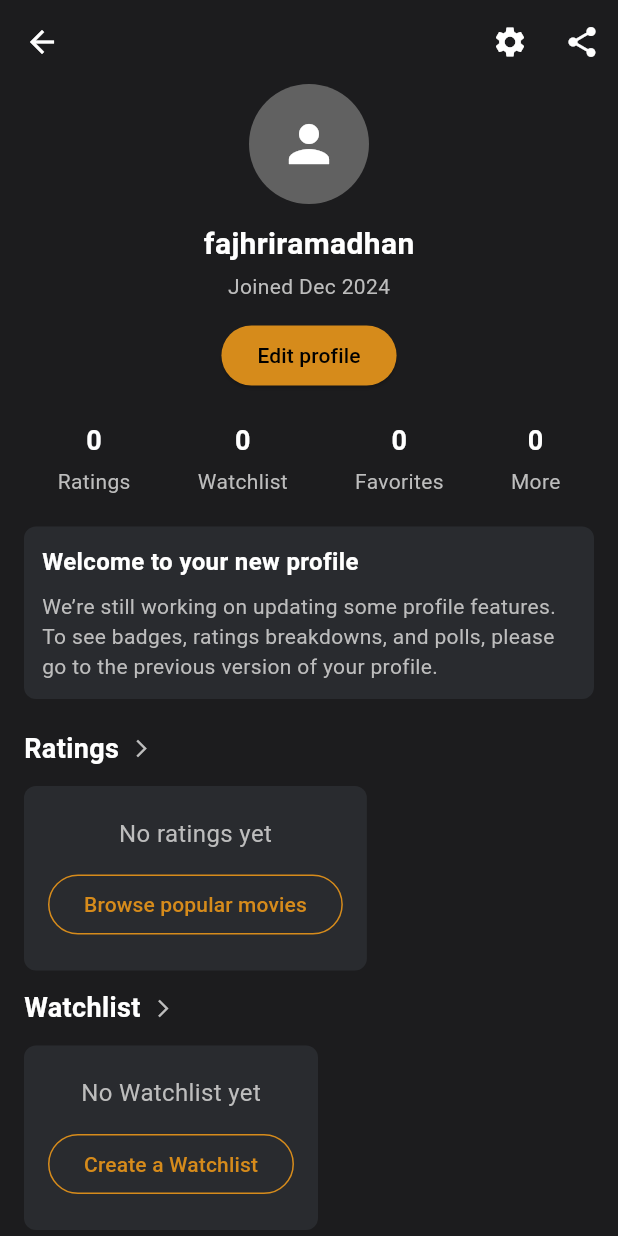
After one commit to malvinrey/flicknextv2, a Flutter app: the screen it shows after launch, after a tap on the "person" icon, on a phone screen of 412 x 824 dp. The commit adds this screen. Run offline on Flutter 3.47's test engine with Material 3 defaults, Android fonts, the light colour scheme and no system bars; our stand-ins replace cached_network_image, font_awesome_flutter, video_player; network calls fail.

Commit message:
Update Halaman Profil

```diff
--- a/lib/main.dart
+++ b/lib/main.dart
@@ -3,12 +3,14 @@ import 'package:flutter_web_plugins/flutter_web_plugins.dart';
 
 import 'pages/login_page.dart';
 import 'pages/home_page.dart';
-import 'pages/sign_in_screen.dart';
+import 'pages/sign_up_screen.dart';
 import 'pages/reset_password.dart';
 import 'pages/lupa_password.dart';
 import 'pages/cobacoba.dart';
 import 'pages/video_test.dart';
 import 'pages/watchlist_page.dart';
+import 'pages/profile_page.dart';  // Tambahkan import untuk ProfilePage
+
 
 void main() {
   // Pastikan PathUrlStrategy digunakan agar URL bisa berfungsi dengan benar di web
@@ -37,6 +39,8 @@ class MyApp extends StatelessWidget {
         '/cobacoba': (context) => Cobacoba(),
         '/videotest': (context) => VideoTestApp(),
         '/watchlist': (context) => WatchlistPage(), // Rute untuk WatchlistPage
+        '/profile': (context) => ProfilePage(), // Rute untuk halaman profil
+
       },
     );
   }
--- a/lib/pages/login_page.dart
+++ b/lib/pages/login_page.dart
@@ -15,7 +15,7 @@ class LoginPage extends StatelessWidget {
           children: [
             TextField(
               decoration: InputDecoration(
-                labelText: 'Username',
+                labelText: 'Email',
                 border: OutlineInputBorder(),
               ),
             ),
--- /dev/null
+++ b/lib/pages/profile_page.dart
@@ -0,0 +1,240 @@
+import 'package:flutter/material.dart';
+
+class ProfilePage extends StatelessWidget {
+  @override
+  Widget build(BuildContext context) {
+    return Scaffold(
+      backgroundColor: Color(0xFF1C1C1E), // Latar belakang gelap
+      appBar: AppBar(
+        backgroundColor: Color(0xFF1C1C1E), // Sama dengan latar belakang
+        elevation: 0, // Hilangkan bayangan
+        leading: IconButton(
+          icon: Icon(Icons.arrow_back, color: Colors.white),
+          onPressed: () {
+            Navigator.pop(context); // Navigasi kembali
+          },
+        ),
+        actions: [
+          IconButton(
+            icon: Icon(Icons.settings, color: Colors.white),
+            onPressed: () {
+              // Tambahkan fungsi pengaturan
+            },
+          ),
+          IconButton(
+            icon: Icon(Icons.share, color: Colors.white),
+            onPressed: () {
+              // Tambahkan fungsi share
+            },
+          ),
+        ],
+      ),
+      body: SingleChildScrollView(
+        child: Column(
+          crossAxisAlignment: CrossAxisAlignment.start,
+          children: [
+            // Bagian atas: Foto profil, nama, dan tombol edit
+            Center(
+              child: Column(
+                children: [
+                  CircleAvatar(
+                    radius: 40,
+                    backgroundColor: Colors.grey[700],
+                    child: Icon(Icons.person, size: 40, color: Colors.white),
+                  ),
+                  SizedBox(height: 12),
+                  Text(
+                    'fajhriramadhan',
+                    style: TextStyle(
+                      color: Colors.white,
+                      fontSize: 20,
+                      fontWeight: FontWeight.bold,
+                    ),
+                  ),
+                  SizedBox(height: 4),
+                  Text(
+                    'Joined Dec 2024',
+                    style: TextStyle(
+                      color: Colors.grey[400],
+                      fontSize: 14,
+                    ),
+                  ),
+                  SizedBox(height: 12),
+                  ElevatedButton(
+                    style: ElevatedButton.styleFrom(
+                      backgroundColor: const Color.fromARGB(255, 214, 139, 27), // Warna latar belakang tombol
+                      foregroundColor: Colors.black, // Warna teks tombol
+                      shape: RoundedRectangleBorder(
+                        borderRadius: BorderRadius.circular(20), // Bentuk tombol
+                      ),
+                    ),
+                    onPressed: () {
+                      // Tambahkan fungsi edit profil
+                    },
+                    child: Text('Edit profile'),
+                  ),
+
+                ],
+              ),
+            ),
+
+            SizedBox(height: 20),
+
+            // Statistik Profil (Ratings, Watchlist, Lists, More)
+            Container(
+              padding: EdgeInsets.symmetric(horizontal: 16),
+              child: Row(
+                mainAxisAlignment: MainAxisAlignment.spaceAround,
+                children: [
+                  _buildStatCard('Ratings', '0'),
+                  _buildStatCard('Watchlist', '0'),
+                  _buildStatCard('Favorites', '0'),
+                  _buildStatCard('More', '0'),
+                ],
+              ),
+            ),
+
+            SizedBox(height: 20),
+
+            // Informasi Pesan
+            Container(
+              margin: EdgeInsets.symmetric(horizontal: 16),
+              padding: EdgeInsets.all(12),
+              decoration: BoxDecoration(
+                color: Color(0xFF292B2F),
+                borderRadius: BorderRadius.circular(8),
+              ),
+              child: Column(
+                crossAxisAlignment: CrossAxisAlignment.start,
+                children: [
+                  Text(
+                    'Welcome to your new profile',
+                    style: TextStyle(
+                      color: Colors.white,
+                      fontSize: 16,
+                      fontWeight: FontWeight.bold,
+                    ),
+                  ),
+                  SizedBox(height: 8),
+                  Text(
+                    'We’re still working on updating some profile features. To see badges, ratings breakdowns, and polls, please go to the previous version of your profile.',
+                    style: TextStyle(
+                      color: Colors.grey[400],
+                      fontSize: 14,
+                    ),
+                  ),
+                ],
+              ),
+            ),
+
+            SizedBox(height: 20),
+
+            // Bagian Ratings
+            _buildSectionHeader('Ratings'),
+            _buildEmptySection(
+              title: 'No ratings yet',
+              buttonText: 'Browse popular movies',
+              onPressed: () {
+                // Tambahkan fungsi untuk browse film
+              },
+            ),
+
+            // Bagian Watchlist
+            _buildSectionHeader('Watchlist'),
+            _buildEmptySection(
+              title: 'No Watchlist yet',
+              buttonText: 'Create a Watchlist',
+              onPressed: () {
+                // Tambahkan fungsi untuk membuat watchlist
+              },
+            ),
+          ],
+        ),
+      ),
+    );
+  }
+
+  Widget _buildStatCard(String title, String value) {
+    return Column(
+      children: [
+        Text(
+          value,
+          style: TextStyle(
+            color: Colors.white,
+            fontSize: 18,
+            fontWeight: FontWeight.bold,
+          ),
+        ),
+        SizedBox(height: 4),
+        Text(
+          title,
+          style: TextStyle(
+            color: Colors.grey[400],
+            fontSize: 14,
+          ),
+        ),
+      ],
+    );
+  }
+
+  Widget _buildSectionHeader(String title) {
+    return Padding(
+      padding: const EdgeInsets.symmetric(horizontal: 16),
+      child: Row(
+        children: [
+          Text(
+            title,
+            style: TextStyle(
+              color: Colors.white,
+              fontSize: 18,
+              fontWeight: FontWeight.bold,
+            ),
+          ),
+          SizedBox(width: 8),
+          Icon(Icons.arrow_forward_ios, color: Colors.grey[400], size: 14),
+        ],
+      ),
+    );
+  }
+
+  Widget _buildEmptySection({
+    required String title,
+    required String buttonText,
+    required VoidCallback onPressed,
+  }) {
+    return Container(
+      margin: EdgeInsets.symmetric(horizontal: 16, vertical: 12),
+      padding: EdgeInsets.symmetric(vertical: 20, horizontal: 16),
+      decoration: BoxDecoration(
+        color: Color(0xFF292B2F),
+        borderRadius: BorderRadius.circular(8),
+      ),
+      child: Column(
+        crossAxisAlignment: CrossAxisAlignment.center,
+        children: [
+          Text(
+            title,
+            style: TextStyle(
+              color: Colors.grey[400],
+              fontSize: 16,
+            ),
+          ),
+          SizedBox(height: 12),
+          OutlinedButton(
+            onPressed: onPressed,
+            style: OutlinedButton.styleFrom(
+              side: BorderSide(color: const Color.fromARGB(255, 214, 139, 27)),
+              shape: RoundedRectangleBorder(
+                borderRadius: BorderRadius.circular(20),
+              ),
+            ),
+            child: Text(
+              buttonText,
+              style: TextStyle(color: const Color.fromARGB(255, 214, 139, 27)),
+            ),
+          ),
+        ],
+      ),
+    );
+  }
+}
--- a/lib/widgets/header_main.dart
+++ b/lib/widgets/header_main.dart
@@ -38,7 +38,7 @@ class _HeaderState extends State<Header> {
             ),
             SizedBox(width: 16),
 
-            // Logo
+            // Logonya
             ClipRRect(
               borderRadius: BorderRadius.circular(8),
               child: Container(
@@ -74,6 +74,27 @@ class _HeaderState extends State<Header> {
             ),
             SizedBox(width: 16),
 
+            // Profile Icon (Menggunakan Icon)
+            GestureDetector(
+              onTap: () {
+                // Navigasi ke halaman profil
+                Navigator.pushNamed(context, '/profile'); // Rute ke halaman profile
+              },
+              child: Container(
+                padding: EdgeInsets.all(6),
+                decoration: BoxDecoration(
+                  shape: BoxShape.circle,
+                  color: Colors.black, // Background ikon profil
+                ),
+                child: Icon(
+                  Icons.person, // Ikon profil
+                  color: Colors.white,
+                  size: 28,
+                ),
+              ),
+            ),
+            SizedBox(width: 16),
+
             GestureDetector(
               onTap: () {
                 // Navigate to LoginPage using named route
--- a/pubspec.yaml
+++ b/pubspec.yaml
@@ -28,5 +28,6 @@ flutter:
   uses-material-design: true
   assets:
     - assets/images/
+    - assets/images/profile_pic.png
     - assets/videos/
     - assets/videos/titanic.mp4
```
Also changed, not shown: assets/images/profile_pic.png (added), lib/pages/sign_up_screen.dart (renamed from lib/pages/sign_in_screen.dart).
